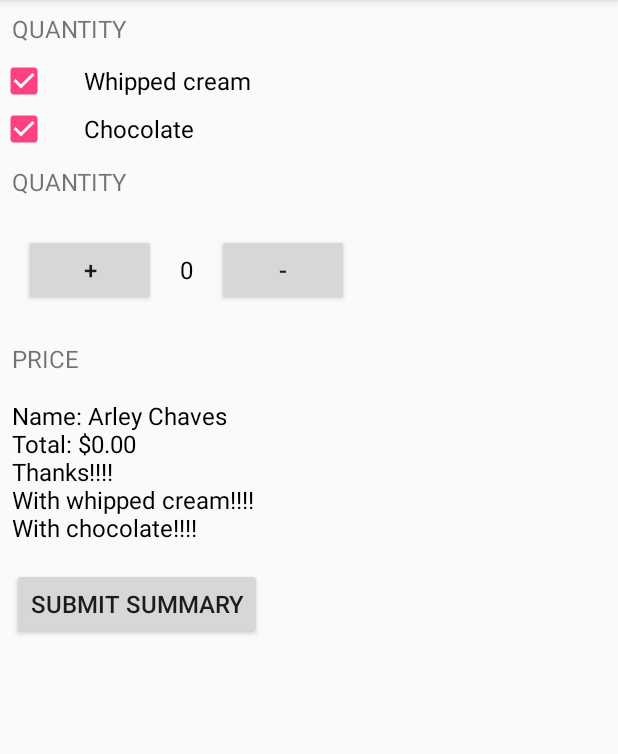
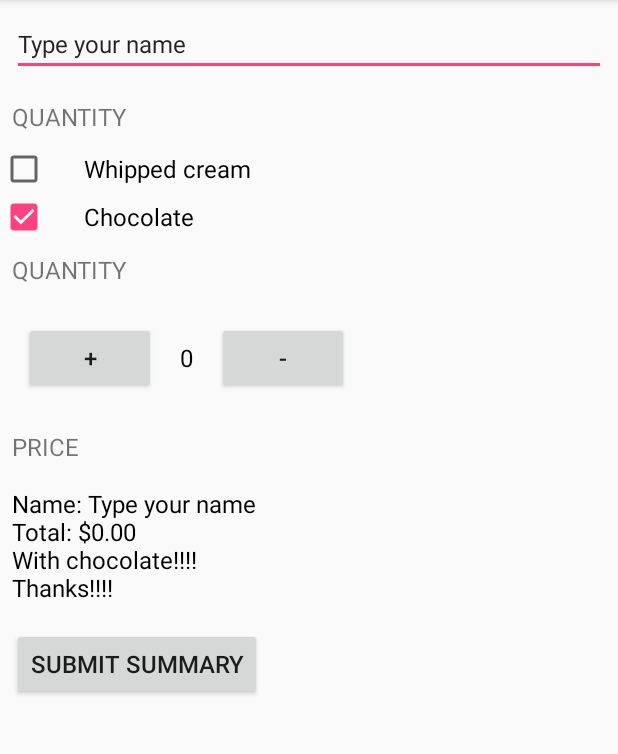
Before and after one commit to ArleyCH/Just-Java, an Android app: the screen it shows after launch (MainActivity), after a tap on "SUBMIT SUMMARY", on a phone screen of 412 x 824 dp, the part 84-838 px from its top. Run offline under Robolectric (Android 15) with nearby library versions, the phone set to English and light mode, and no system bars; 2 other taps on this screen came first.

Commit message:
Change the formula to calculate coffee price $5 base coffee price + $1 if whipped cream or + $2 if chocolate, times the amount of coffees

```diff
--- a/app/src/main/java/com/example/user/justjava/MainActivity.java
+++ b/app/src/main/java/com/example/user/justjava/MainActivity.java
@@ -4,7 +4,10 @@ import android.support.v7.app.AppCompatActivity;
 import android.os.Bundle;
 import android.view.View;
 import android.widget.CheckBox;
+import android.widget.EditText;
 import android.widget.TextView;
+import android.widget.Toast;
+
 import java.text.NumberFormat;
 
 public class MainActivity extends AppCompatActivity {
@@ -15,6 +18,8 @@ public class MainActivity extends AppCompatActivity {
     CheckBox whippedCreamCheckBox;
     String chocolate;
     CheckBox chocholateCheckBox;
+    EditText nameEditText;
+    int taste;  // 1=Whipped cream 2=Chocolate
 
     @Override
     protected void onCreate(Bundle savedInstanceState) {
@@ -25,9 +30,14 @@ public class MainActivity extends AppCompatActivity {
         priceTextView = (TextView) findViewById(R.id.price_text_view);
         whippedCreamCheckBox = (CheckBox) findViewById(R.id.checkbox_whipped_cream);
         chocholateCheckBox = (CheckBox) findViewById(R.id.checkbox_chocolate);
+        nameEditText = (EditText) findViewById(R.id.edit_text_name);
 
+        taste=0;
         chocolate="";
         whippedCreamString="";
+
+        chocholateCheckBox.setChecked(false);
+        whippedCreamCheckBox.setChecked(false);
 
         display(0);
         displayPrice(0,whippedCreamString,chocolate);
@@ -37,8 +47,16 @@ public class MainActivity extends AppCompatActivity {
      * This method is called when the order button is clicked.
      */
     public void submitSummary(View view) {
-        int price = Integer.parseInt(quantityTextView.getText().toString());
-        displayPrice(price*5,whippedCreamString,chocolate);
+        int coffees = Integer.parseInt(quantityTextView.getText().toString());
+        int price = 0;
+        price=taste;
+        if(taste==0){
+            Toast.makeText(getApplicationContext(),"Pick a flavor!!!!",Toast.LENGTH_LONG).show();
+        }
+        /*
+         $5 base coffee price + $1 if whipped cream or + $2 if chocolate, times the amount of coffees
+         */
+        displayPrice((5+price)*coffees,whippedCreamString,chocolate);
     }
     /**
      * This method increases the quantity by 1.
@@ -58,10 +76,13 @@ public class MainActivity extends AppCompatActivity {
     /**
      * This method evaluates the state of the Whipped cream checkbox
      */
-    public void  handleWhippedCream(View view){
+    public void  handleWhippedCream(View view){ //one dollar with cream
         boolean checked =whippedCreamCheckBox.isChecked();
         if(checked){
+            chocholateCheckBox.setChecked(false);
             whippedCreamString="\nWith whipped cream!!!!";
+            chocolate="";
+            taste=1;
         }else{
             whippedCreamString="";
         }
@@ -70,10 +91,13 @@ public class MainActivity extends AppCompatActivity {
     /**
      * This method evaluates the state of the chocolate checkbox
      */
-    public void  handleChocolate(View view){
+    public void  handleChocolate(View view){ //Two dollars with chocolate
         boolean checked =chocholateCheckBox.isChecked();
         if(checked){
+            whippedCreamCheckBox.setChecked(false);
             chocolate="\nWith chocolate!!!!";
+            whippedCreamString="";
+            taste=2;
         }else{
             chocolate="";
         }
@@ -88,10 +112,7 @@ public class MainActivity extends AppCompatActivity {
      * This method displays the given price on the screen.
      */
     private void displayPrice(int number,String cream,String choco){
-        priceTextView.setText("Name: Arley Chaves\nTotal: "+NumberFormat.getCurrencyInstance().format(number) + "\nThanks!!!!"
-                +cream+choco);
-        //if(boolCream){
-        //    //priceTextView.setText(priceTextView.getText().toString()+ "\nWith Whipped Cream!!!");
-        //}
+        String name = nameEditText.getText().toString();
+        priceTextView.setText("Name: "+name+"\nTotal: "+NumberFormat.getCurrencyInstance().format(number)+cream+choco+"\nThanks!!!!");
     }
 }
--- a/app/src/main/res/layout/activity_main.xml
+++ b/app/src/main/res/layout/activity_main.xml
@@ -9,6 +9,14 @@
         android:layout_height="match_parent"
         android:orientation="vertical"
         tools:context="com.example.user.justjava.MainActivity">
+
+        <EditText
+            android:id="@+id/edit_text_name"
+            android:layout_width="match_parent"
+            android:layout_height="wrap_content"
+            android:text="Type your name"
+            android:layout_margin="8dp"
+            android:textSize="16sp"/>
 
         <TextView
             android:layout_width="wrap_content"
```
